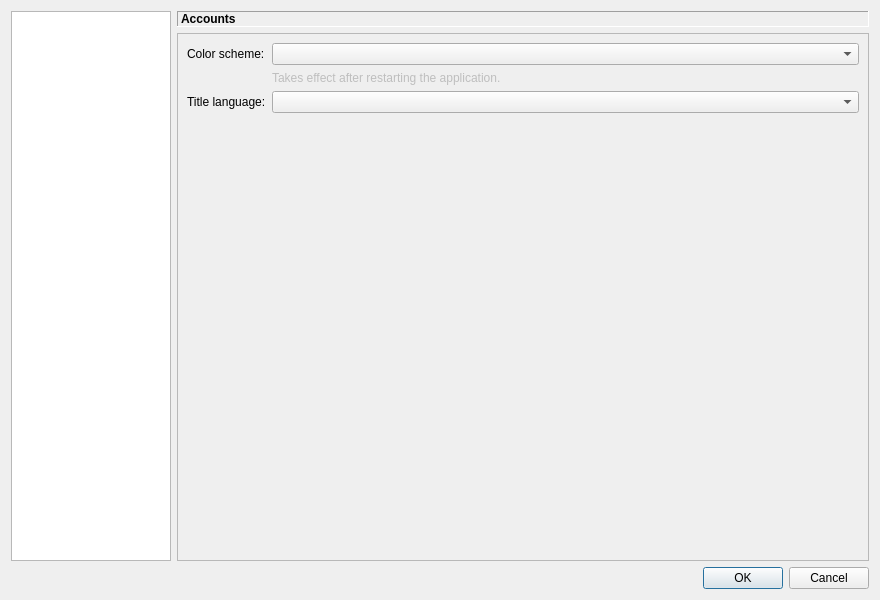
erengy/taiga, file src/gui/settings/settings_dialog.ui: the form before one commit.
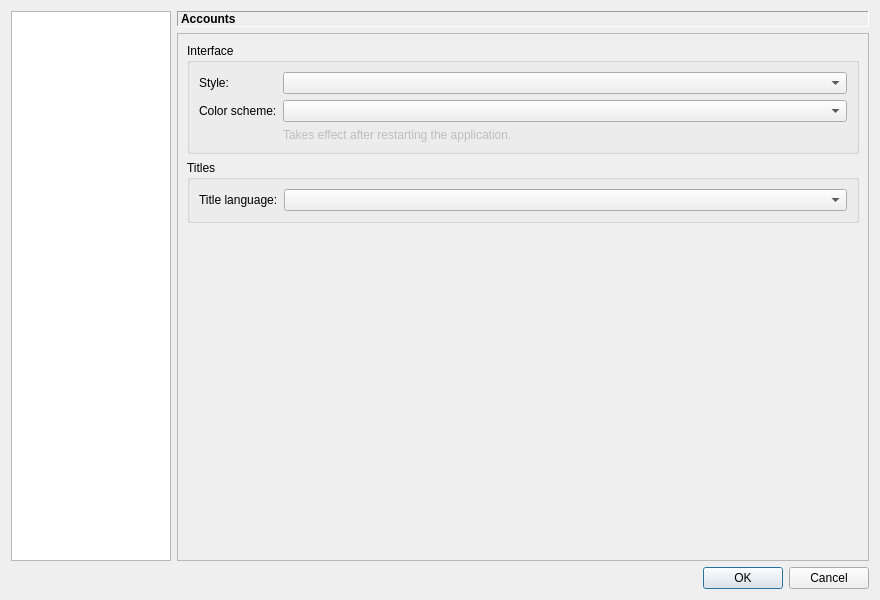
The form after the commit. The open tabs and pages were chosen to show the change.

Commit message: Add app style setting

The edit to the form file:
```diff
--- a/src/gui/settings/settings_dialog.ui
+++ b/src/gui/settings/settings_dialog.ui
@@ -331,8 +331,25 @@
          <widget class="QWidget" name="applicationPage">
           <layout class="QVBoxLayout" name="verticalLayout_4">
            <item>
-            <layout class="QFormLayout" name="applicationFormLayout">
+            <widget class="QGroupBox" name="interfaceGroupBox">
+             <property name="title">
+              <string>Interface</string>
+             </property>
+             <layout class="QFormLayout" name="interfaceFormLayout">
              <item row="0" column="0">
+               <widget class="QLabel" name="styleLabel">
+                <property name="text">
+                 <string>Style:</string>
+                </property>
+                <property name="buddy">
+                 <cstring>styleComboBox</cstring>
+                </property>
+               </widget>
+              </item>
+              <item row="0" column="1">
+               <widget class="QComboBox" name="styleComboBox"/>
+              </item>
+              <item row="1" column="0">
               <widget class="QLabel" name="colorSchemeLabel">
                <property name="text">
                 <string>Color scheme:</string>
@@ -342,10 +359,10 @@
                </property>
               </widget>
              </item>
-             <item row="0" column="1">
-              <widget class="QComboBox" name="colorSchemeComboBox"/>
-             </item>
              <item row="1" column="1">
+               <widget class="QComboBox" name="colorSchemeComboBox"/>
+              </item>
+              <item row="2" column="1">
               <widget class="QLabel" name="colorSchemeHintLabel">
                <property name="enabled">
                 <bool>false</bool>
@@ -355,7 +372,16 @@
                </property>
               </widget>
              </item>
-             <item row="2" column="0">
+             </layout>
+            </widget>
+           </item>
+           <item>
+            <widget class="QGroupBox" name="titlesGroupBox">
+             <property name="title">
+              <string>Titles</string>
+             </property>
+             <layout class="QFormLayout" name="titlesFormLayout">
+              <item row="0" column="0">
               <widget class="QLabel" name="titleLanguageLabel">
                <property name="text">
                 <string>Title language:</string>
@@ -365,10 +391,11 @@
                </property>
               </widget>
              </item>
-             <item row="2" column="1">
+              <item row="0" column="1">
               <widget class="QComboBox" name="titleLanguageComboBox"/>
              </item>
             </layout>
+            </widget>
            </item>
            <item>
             <spacer name="applicationVerticalSpacer">
```
Lines whose indentation alone changed are shown as unchanged. The commit also changes 4 other files.
